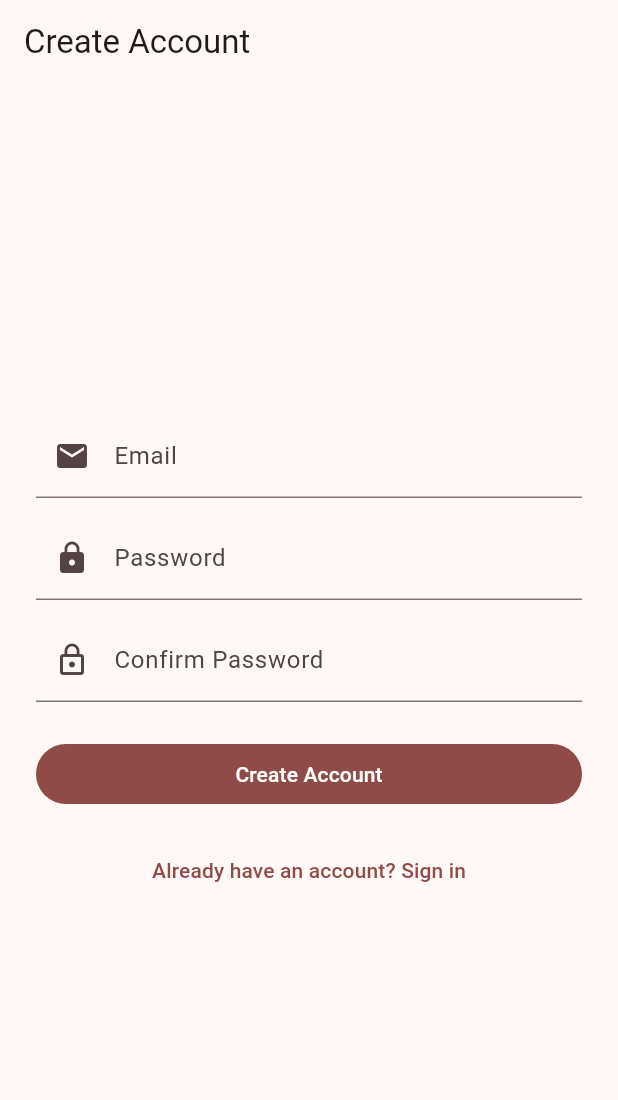
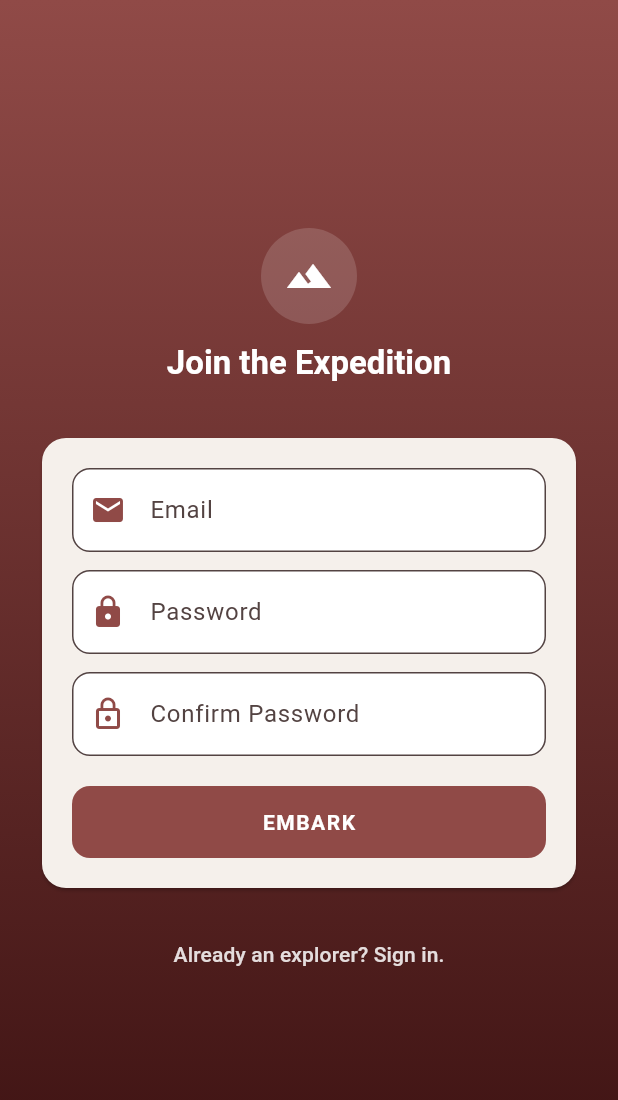
Before and after one commit to jaxontan/ReLog2, a Flutter app: the RegisterScreen screen opened by its route, on a phone screen of 412 x 824 dp. Shown: the top 1100 px of the screen. Run offline on Flutter 3.47's test engine with Material 3 defaults, Android fonts, the phone set to English and light mode, and no system bars; our stand-ins replace camera, flutter_map, flutter_riverpod, geolocator, go_router, latlong2 and 1 more; missing offline and left inert: record; accounts and stored records are empty.

Commit message:
style: expedition login/signup — maroon gradient, parchment cards, EXPLORE/EMBARK buttons

```diff
--- a/lib/features/auth/presentation/views/register_screen.dart
+++ b/lib/features/auth/presentation/views/register_screen.dart
@@ -17,31 +17,71 @@ class _RegisterScreenState extends ConsumerState<RegisterScreen> {
   @override
   void dispose() { _email.dispose(); _pass.dispose(); _confirm.dispose(); super.dispose(); }
 
+  InputDecoration _inputDeco(String label, IconData icon) {
+    final scheme = Theme.of(context).colorScheme;
+    return InputDecoration(
+      labelText: label, prefixIcon: Icon(icon, color: scheme.primary),
+      filled: true, fillColor: Colors.white,
+      border: OutlineInputBorder(borderRadius: BorderRadius.circular(12), borderSide: BorderSide(color: scheme.primary.withValues(alpha: 0.3))),
+      focusedBorder: OutlineInputBorder(borderRadius: BorderRadius.circular(12), borderSide: BorderSide(color: scheme.primary, width: 1.5)),
+    );
+  }
+
   @override
   Widget build(BuildContext context) {
+    final scheme = Theme.of(context).colorScheme;
     return Scaffold(
-      appBar: AppBar(title: const Text('Create Account')),
-      body: Center(child: SingleChildScrollView(padding: const EdgeInsets.all(24), child: Column(
-        mainAxisSize: MainAxisSize.min, children: [
-        TextField(controller: _email, decoration: const InputDecoration(labelText: 'Email', prefixIcon: Icon(Icons.email)), keyboardType: TextInputType.emailAddress),
-        const SizedBox(height: 12),
-        TextField(controller: _pass, decoration: const InputDecoration(labelText: 'Password', prefixIcon: Icon(Icons.lock)), obscureText: true),
-        const SizedBox(height: 12),
-        TextField(controller: _confirm, decoration: const InputDecoration(labelText: 'Confirm Password', prefixIcon: Icon(Icons.lock_outline)), obscureText: true),
-        if (_error != null) Padding(padding: const EdgeInsets.only(top: 12), child: Text(_error!, style: TextStyle(color: Theme.of(context).colorScheme.error))),
-        const SizedBox(height: 24),
-        SizedBox(width: double.infinity, child: FilledButton(
-          onPressed: _loading ? null : () async {
-            if (_pass.text != _confirm.text) { setState(() => _error = 'Passwords do not match'); return; }
-            setState(() { _loading = true; _error = null; });
-            final err = await ref.read(registerAction)(_email.text.trim(), _pass.text.trim());
-            if (mounted) setState(() { _loading = false; _error = err; });
-          },
-          child: _loading ? const SizedBox(width: 20, height: 20, child: CircularProgressIndicator(strokeWidth: 2)) : const Text('Create Account'),
+      body: Container(
+        decoration: BoxDecoration(gradient: LinearGradient(
+          begin: Alignment.topCenter, end: Alignment.bottomCenter,
+          colors: [scheme.primary, const Color(0xFF3A1010)],
         )),
-        const SizedBox(height: 16),
-        TextButton(onPressed: () => context.go('/login'), child: const Text('Already have an account? Sign in')),
-      ]))),
+        child: SafeArea(
+          child: Center(child: SingleChildScrollView(
+            padding: const EdgeInsets.symmetric(horizontal: 24),
+            child: Column(mainAxisSize: MainAxisSize.min, children: [
+              const SizedBox(height: 36),
+              Container(
+                width: 64, height: 64,
+                decoration: BoxDecoration(color: Colors.white.withValues(alpha: 0.15), shape: BoxShape.circle),
+                child: const Icon(Icons.terrain, size: 32, color: Colors.white),
+              ),
+              const SizedBox(height: 12),
+              Text('Join the Expedition', style: Theme.of(context).textTheme.titleLarge?.copyWith(color: Colors.white, fontWeight: FontWeight.bold)),
+              const SizedBox(height: 32),
+              Card(
+                color: const Color(0xFFF5F0EB),
+                shape: RoundedRectangleBorder(borderRadius: BorderRadius.circular(16)),
+                child: Padding(padding: const EdgeInsets.all(20), child: Column(children: [
+                  TextField(controller: _email, decoration: _inputDeco('Email', Icons.email), keyboardType: TextInputType.emailAddress),
+                  const SizedBox(height: 12),
+                  TextField(controller: _pass, decoration: _inputDeco('Password', Icons.lock), obscureText: true),
+                  const SizedBox(height: 12),
+                  TextField(controller: _confirm, decoration: _inputDeco('Confirm Password', Icons.lock_outline), obscureText: true),
+                  if (_error != null) Padding(padding: const EdgeInsets.only(top: 12), child: Text(_error!, style: TextStyle(color: scheme.error, fontSize: 13))),
+                  const SizedBox(height: 20),
+                  SizedBox(width: double.infinity, child: FilledButton(
+                    style: FilledButton.styleFrom(backgroundColor: scheme.primary, foregroundColor: Colors.white, padding: const EdgeInsets.symmetric(vertical: 14), shape: RoundedRectangleBorder(borderRadius: BorderRadius.circular(12))),
+                    onPressed: _loading ? null : _register,
+                    child: _loading ? const SizedBox(width: 20, height: 20, child: CircularProgressIndicator(strokeWidth: 2, color: Colors.white)) : const Text('EMBARK', style: TextStyle(fontSize: 14, fontWeight: FontWeight.w700, letterSpacing: 1)),
+                  )),
+                ])),
+              ),
+              const SizedBox(height: 16),
+              TextButton(onPressed: () => context.go('/login'), child: Text('Already an explorer? Sign in.', style: TextStyle(color: Colors.white.withValues(alpha: 0.85)))),
+              const SizedBox(height: 48),
+            ]),
+          )),
+        ),
+      ),
     );
   }
+
+  Future<void> _register() async {
+    if (_pass.text != _confirm.text) { setState(() => _error = 'Passwords do not match'); return; }
+    if (_email.text.trim().isEmpty) return;
+    setState(() { _loading = true; _error = null; });
+    final err = await ref.read(registerAction)(_email.text.trim(), _pass.text.trim());
+    if (mounted) setState(() { _loading = false; _error = err; });
+  }
 }
```
Also changed, not shown: lib/features/auth/presentation/views/login_screen.dart (+23 -18 lines).
